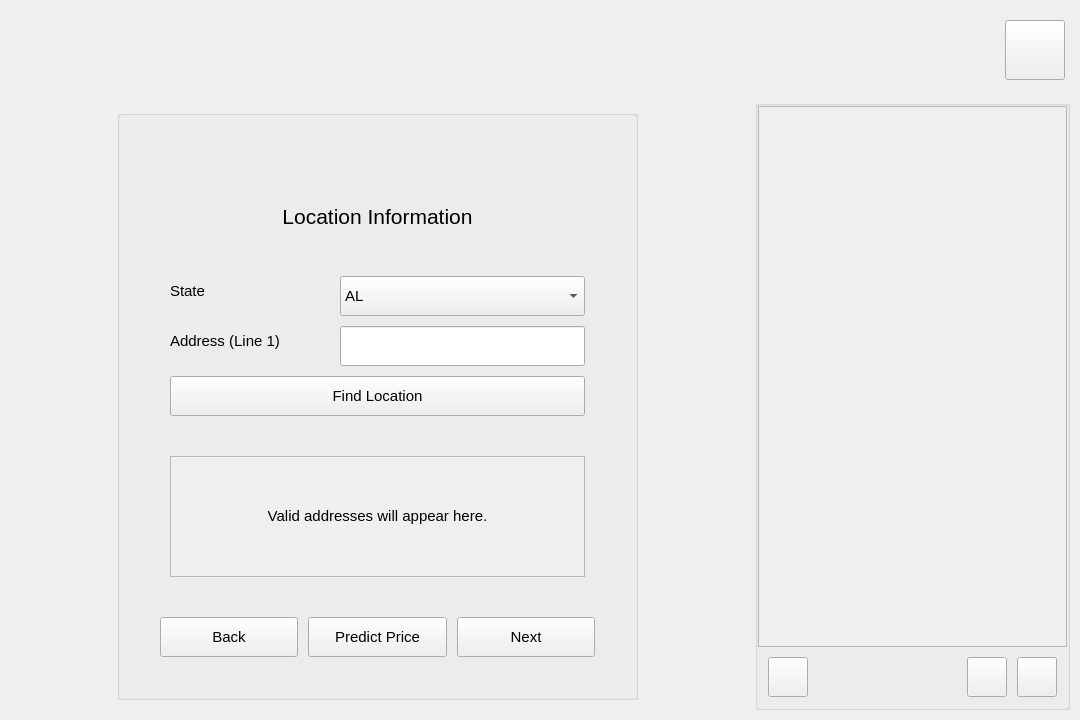
This is src/widgets/home-value-window.ui in mygarrett38/home-value-prediction as Qt 5 draws it before an edit. The edited form follows.
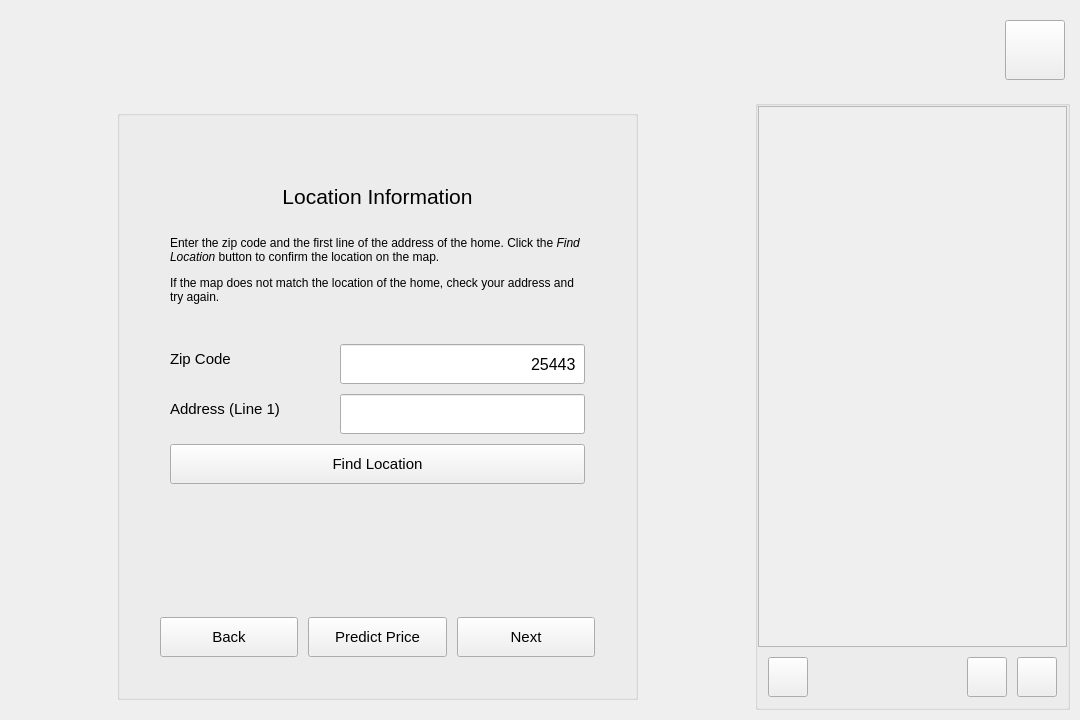
This is the edited form. Icons and pictures are not drawn. Custom widgets are drawn as their Qt base class.

Commit message: Add map, change state to zip code

```diff
--- a/src/widgets/home-value-window.ui
+++ b/src/widgets/home-value-window.ui
@@ -258,13 +258,13 @@
                      <property name="minimumSize">
                       <size>
                        <width>0</width>
-                       <height>100</height>
+                       <height>60</height>
                       </size>
                      </property>
                      <property name="maximumSize">
                       <size>
                        <width>16777215</width>
-                       <height>100</height>
+                       <height>60</height>
                       </size>
                      </property>
                      <property name="font">
@@ -280,58 +280,19 @@
                      </property>
                     </widget>
                    </item>
-                   <item row="1" column="0">
-                    <widget class="QLabel" name="label_location_state">
+                   <item row="3" column="0">
+                    <widget class="QLabel" name="label_location_zip">
                      <property name="font">
                       <font>
                        <pointsize>11</pointsize>
                       </font>
                      </property>
                      <property name="text">
-                      <string>&lt;html&gt;&lt;head/&gt;&lt;body&gt;&lt;p&gt;State&lt;/p&gt;&lt;/body&gt;&lt;/html&gt;</string>
+                      <string>&lt;html&gt;&lt;head/&gt;&lt;body&gt;&lt;p&gt;Zip Code&lt;/p&gt;&lt;/body&gt;&lt;/html&gt;</string>
                      </property>
                     </widget>
                    </item>
-                   <item row="1" column="1">
-                    <widget class="QComboBox" name="editor_location_state">
-                     <property name="minimumSize">
-                      <size>
-                       <width>0</width>
-                       <height>40</height>
-                      </size>
-                     </property>
-                     <property name="maximumSize">
-                      <size>
-                       <width>16777215</width>
-                       <height>40</height>
-                      </size>
-                     </property>
-                     <property name="currentIndex">
-                      <number>0</number>
-                     </property>
-                     <item>
-                      <property name="text">
-                       <string>AL</string>
-                      </property>
-                     </item>
-                     <item>
-                      <property name="text">
-                       <string>AK</string>
-                      </property>
-                     </item>
-                     <item>
-                      <property name="text">
-                       <string>AZ</string>
-                      </property>
-                     </item>
-                     <item>
-                      <property name="text">
-                       <string>AR</string>
-                      </property>
-                     </item>
-                    </widget>
-                   </item>
-                   <item row="2" column="0">
+                   <item row="4" column="0">
                     <widget class="QLabel" name="label_location_address">
                      <property name="font">
                       <font>
@@ -343,7 +304,7 @@
                      </property>
                     </widget>
                    </item>
-                   <item row="2" column="1">
+                   <item row="4" column="1">
                     <widget class="QLineEdit" name="editor_location_address">
                      <property name="minimumSize">
                       <size>
@@ -357,9 +318,20 @@
                        <height>40</height>
                       </size>
                      </property>
+                     <property name="font">
+                      <font>
+                       <pointsize>12</pointsize>
+                      </font>
+                     </property>
+                     <property name="styleSheet">
+                      <string notr="true">padding: 5px;</string>
+                     </property>
+                     <property name="alignment">
+                      <set>Qt::AlignmentFlag::AlignRight|Qt::AlignmentFlag::AlignTrailing|Qt::AlignmentFlag::AlignVCenter</set>
+                     </property>
                     </widget>
                    </item>
-                   <item row="3" column="0" colspan="2">
+                   <item row="5" column="0" colspan="2">
                     <widget class="QPushButton" name="button_location_generate">
                      <property name="enabled">
                       <bool>true</bool>
@@ -389,57 +361,99 @@
                      </property>
                     </widget>
                    </item>
-                   <item row="5" column="0" colspan="2">
-                    <widget class="QScrollArea" name="location_scroll">
-                     <property name="widgetResizable">
+                   <item row="6" column="0" colspan="2">
+                    <spacer name="spacer_location_2">
+                     <property name="orientation">
+                      <enum>Qt::Orientation::Horizontal</enum>
+                     </property>
+                     <property name="sizeHint" stdset="0">
+                      <size>
+                       <width>40</width>
+                       <height>20</height>
+                      </size>
+                     </property>
+                    </spacer>
+                   </item>
+                   <item row="7" column="0" colspan="2">
+                    <widget class="QLabel" name="label_location_map">
+                     <property name="sizePolicy">
+                      <sizepolicy hsizetype="Preferred" vsizetype="Expanding">
+                       <horstretch>0</horstretch>
+                       <verstretch>0</verstretch>
+                      </sizepolicy>
+                     </property>
+                     <property name="font">
+                      <font>
+                       <pointsize>11</pointsize>
+                      </font>
+                     </property>
+                     <property name="styleSheet">
+                      <string notr="true">border-radius: 10px;</string>
+                     </property>
+                     <property name="text">
+                      <string/>
+                     </property>
+                     <property name="alignment">
+                      <set>Qt::AlignmentFlag::AlignCenter</set>
+                     </property>
+                    </widget>
+                   </item>
+                   <item row="3" column="1">
+                    <widget class="QLineEdit" name="editor_location_zip">
+                     <property name="minimumSize">
+                      <size>
+                       <width>0</width>
+                       <height>40</height>
+                      </size>
+                     </property>
+                     <property name="maximumSize">
+                      <size>
+                       <width>16777215</width>
+                       <height>40</height>
+                      </size>
+                     </property>
+                     <property name="font">
+                      <font>
+                       <pointsize>12</pointsize>
+                      </font>
+                     </property>
+                     <property name="styleSheet">
+                      <string notr="true">padding: 5px;</string>
+                     </property>
+                     <property name="inputMask">
+                      <string>9999D</string>
+                     </property>
+                     <property name="text">
+                      <string>25443</string>
+                     </property>
+                     <property name="maxLength">
+                      <number>5</number>
+                     </property>
+                     <property name="alignment">
+                      <set>Qt::AlignmentFlag::AlignRight|Qt::AlignmentFlag::AlignTrailing|Qt::AlignmentFlag::AlignVCenter</set>
+                     </property>
+                    </widget>
+                   </item>
+                   <item row="1" column="0" colspan="2">
+                    <widget class="QLabel" name="label_location_desc">
+                     <property name="font">
+                      <font>
+                       <pointsize>11</pointsize>
+                      </font>
+                     </property>
+                     <property name="text">
+                      <string>&lt;html&gt;&lt;head/&gt;&lt;body&gt;&lt;p&gt;&lt;span style=&quot; font-size:9pt;&quot;&gt;Enter the zip code and the first line of the address of the home. Click the &lt;/span&gt;&lt;span style=&quot; font-size:9pt; font-style:italic;&quot;&gt;Find Location&lt;/span&gt;&lt;span style=&quot; font-size:9pt;&quot;&gt; button to confirm the location on the map.&lt;/span&gt;&lt;/p&gt;&lt;p&gt;&lt;span style=&quot; font-size:9pt;&quot;&gt;If the map does not match the location of the home, check your address and try again.&lt;/span&gt;&lt;/p&gt;&lt;/body&gt;&lt;/html&gt;</string>
+                     </property>
+                     <property name="wordWrap">
                       <bool>true</bool>
                      </property>
-                     <widget class="QWidget" name="location_croll_widget">
-                      <property name="geometry">
-                       <rect>
-                        <x>0</x>
-                        <y>0</y>
-                        <width>412</width>
-                        <height>115</height>
-                       </rect>
-                      </property>
-                      <layout class="QVBoxLayout" name="location_scroll_layout">
-                       <property name="spacing">
-                        <number>10</number>
-                       </property>
-                       <property name="leftMargin">
-                        <number>0</number>
-                       </property>
-                       <property name="topMargin">
-                        <number>0</number>
-                       </property>
-                       <property name="rightMargin">
-                        <number>0</number>
-                       </property>
-                       <property name="bottomMargin">
-                        <number>0</number>
-                       </property>
-                       <item>
-                        <widget class="QLabel" name="label_location_address_2">
-                         <property name="font">
-                          <font>
-                           <pointsize>11</pointsize>
-                          </font>
-                         </property>
-                         <property name="text">
-                          <string>&lt;html&gt;&lt;head/&gt;&lt;body&gt;&lt;p&gt;Valid addresses will appear here.&lt;/p&gt;&lt;/body&gt;&lt;/html&gt;</string>
-                         </property>
-                         <property name="alignment">
-                          <set>Qt::AlignmentFlag::AlignCenter</set>
-                         </property>
-                        </widget>
-                       </item>
-                      </layout>
-                     </widget>
+                     <property name="margin">
+                      <number>10</number>
+                     </property>
                     </widget>
                    </item>
-                   <item row="4" column="0" colspan="2">
-                    <spacer name="spacer_location">
+                   <item row="2" column="0" colspan="2">
+                    <spacer name="spacer_location_1">
                      <property name="orientation">
                       <enum>Qt::Orientation::Horizontal</enum>
                      </property>
```
Left out of the diff: 163 changed lines with no effect on the pictures. The commit also changes 6 other files.
